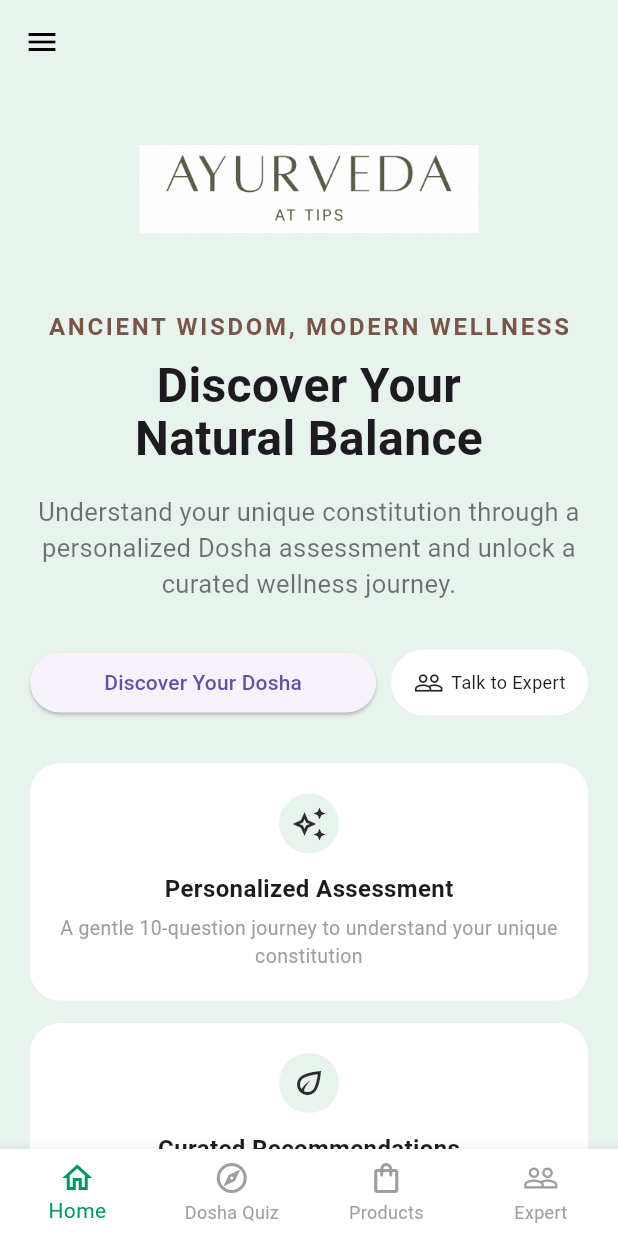
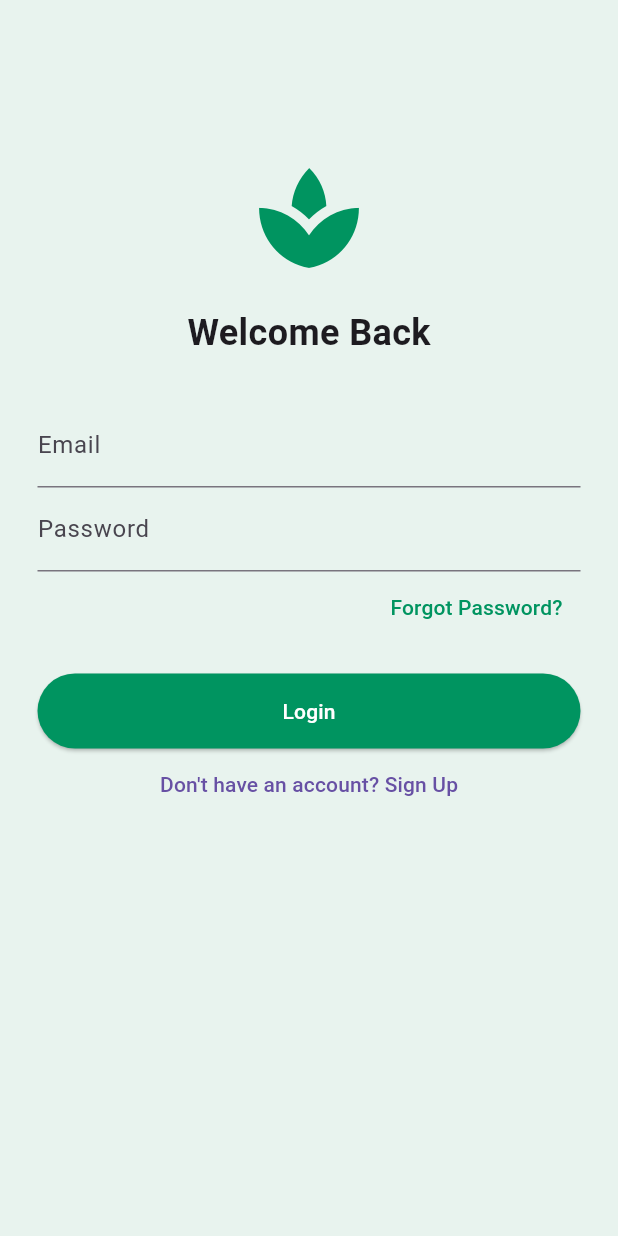
Before and after one commit to Aryan1500k/Ayurveda_at_tips, a Flutter app: the screen it shows after launch, on a phone screen of 412 x 824 dp. Run offline on Flutter 3.47's test engine with Material 3 defaults, Android fonts, the phone set to English and light mode, and no system bars; our stand-ins replace firebase_auth, firebase_core, google_fonts; accounts and stored records are empty.

Commit message:
feat: integrate Firebase Auth and 30-question Dosha quiz with results

```diff
--- /dev/null
+++ b/lib/auth_screen.dart
@@ -0,0 +1,121 @@
+import 'package:firebase_auth/firebase_auth.dart';
+import 'package:flutter/material.dart';
+
+class AuthScreen extends StatefulWidget {
+  const AuthScreen({super.key});
+
+  @override
+  State<AuthScreen> createState() => _AuthScreenState();
+}
+
+class _AuthScreenState extends State<AuthScreen> {
+  final _emailController = TextEditingController();
+  final _passwordController = TextEditingController();
+
+  // 1. Add loading state variable
+  bool _isLoading = false;
+  bool isLogin = true;
+
+  // 2. Password Reset Logic
+  Future<void> _resetPassword() async {
+    final email = _emailController.text.trim();
+    if (email.isEmpty) {
+      ScaffoldMessenger.of(context).showSnackBar(
+        const SnackBar(content: Text("Please enter your email to reset password")),
+      );
+      return;
+    }
+
+    try {
+      await FirebaseAuth.instance.sendPasswordResetEmail(email: email);
+      ScaffoldMessenger.of(context).showSnackBar(
+        const SnackBar(content: Text("Password reset link sent! Check your inbox.")),
+      );
+    } on FirebaseAuthException catch (e) {
+      ScaffoldMessenger.of(context).showSnackBar(
+        SnackBar(content: Text(e.message ?? "Error sending reset email")),
+      );
+    }
+  }
+
+  Future<void> _submitAuth() async {
+    // Start Loading
+    setState(() => _isLoading = true);
+
+    try {
+      if (isLogin) {
+        await FirebaseAuth.instance.signInWithEmailAndPassword(
+          email: _emailController.text.trim(),
+          password: _passwordController.text.trim(),
+        );
+      } else {
+        await FirebaseAuth.instance.createUserWithEmailAndPassword(
+          email: _emailController.text.trim(),
+          password: _passwordController.text.trim(),
+        );
+      }
+      if (mounted) Navigator.pushReplacementNamed(context, '/home');
+    } on FirebaseAuthException catch (e) {
+      ScaffoldMessenger.of(context).showSnackBar(
+        SnackBar(content: Text(e.message ?? "Authentication Error")),
+      );
+    } finally {
+      // Stop Loading
+      if (mounted) setState(() => _isLoading = false);
+    }
+  }
+
+  @override
+  Widget build(BuildContext context) {
+    return Scaffold(
+      backgroundColor: const Color(0xFFE8F3EE),
+      body: Padding(
+        padding: const EdgeInsets.all(25.0),
+        child: SingleChildScrollView( // Added scroll view to prevent keyboard overflow
+          child: Column(
+            mainAxisAlignment: MainAxisAlignment.center,
+            children: [
+              const SizedBox(height: 80),
+              const Icon(Icons.spa, size: 80, color: Color(0xFF009460)),
+              const SizedBox(height: 20),
+              Text(isLogin ? "Welcome Back" : "Create Account",
+                  style: const TextStyle(fontSize: 24, fontWeight: FontWeight.bold)),
+              const SizedBox(height: 30),
+              TextField(controller: _emailController, decoration: const InputDecoration(labelText: "Email")),
+              TextField(controller: _passwordController, obscureText: true, decoration: const InputDecoration(labelText: "Password")),
+
+              // 3. Add Forgot Password Button
+              if (isLogin)
+                Align(
+                  alignment: Alignment.centerRight,
+                  child: TextButton(
+                    onPressed: _resetPassword,
+                    child: const Text("Forgot Password?", style: TextStyle(color: Color(0xFF009460))),
+                  ),
+                ),
+
+              const SizedBox(height: 20),
+
+              // 4. Show Spinner or Button based on _isLoading
+              _isLoading
+                  ? const CircularProgressIndicator(color: Color(0xFF009460))
+                  : ElevatedButton(
+                style: ElevatedButton.styleFrom(
+                    backgroundColor: const Color(0xFF009460),
+                    minimumSize: const Size(double.infinity, 50)
+                ),
+                onPressed: _submitAuth,
+                child: Text(isLogin ? "Login" : "Sign Up", style: const TextStyle(color: Colors.white)),
+              ),
+
+              TextButton(
+                onPressed: () => setState(() => isLogin = !isLogin),
+                child: Text(isLogin ? "Don't have an account? Sign Up" : "Have an account? Login"),
+              )
+            ],
+          ),
+        ),
+      ),
+    );
+  }
+}
--- a/lib/main.dart
+++ b/lib/main.dart
@@ -1,4 +1,6 @@
 import 'package:flutter/material.dart';
+import 'package:firebase_core/firebase_core.dart'; // Add this
+import 'firebase_options.dart'; // This file is generated by FlutterFire CLI
 
 // --- Screen Imports ---
 import 'home_screen.dart';
@@ -10,8 +12,17 @@ import 'notification_screen.dart';
 import 'settings_screen.dart';
 import 'help_screen.dart';
 import 'about_screen.dart';
+import 'auth_screen.dart'; // Import your new Auth screen
 
-void main() {
+void main() async {
+  // Ensure Flutter bindings are initialized before Firebase
+  WidgetsFlutterBinding.ensureInitialized();
+
+  // Initialize Firebase with CLI-generated options
+  await Firebase.initializeApp(
+    options: DefaultFirebaseOptions.currentPlatform,
+  );
+
   runApp(const AyurvedaApp());
 }
 
@@ -22,16 +33,12 @@ class AyurvedaApp extends StatelessWidget {
   Widget build(BuildContext context) {
     return MaterialApp(
       debugShowCheckedModeBanner: false,
-      title: '',
+      title: 'Ayurveda At Tips',
       theme: ThemeData(
         primaryColor: const Color(0xFF009460),
-
-        // --- CHANGE 1: GLOBAL PISTACHIO BACKGROUND ---
         scaffoldBackgroundColor: const Color(0xFFE8F3EE),
-
-        // --- CHANGE 2: TRANSPARENT APP BAR ---
         appBarTheme: const AppBarTheme(
-          backgroundColor: Colors.transparent, // Blends with pistachio background
+          backgroundColor: Colors.transparent,
           elevation: 0,
           centerTitle: true,
           iconTheme: IconThemeData(color: Colors.black),
@@ -42,7 +49,13 @@ class AyurvedaApp extends StatelessWidget {
           ),
         ),
       ),
-      home: const MainNavigationWrapper(),
+      // Set AuthScreen as the starting point
+      home: const AuthScreen(),
+      // Define routes for easy navigation
+      routes: {
+        '/home': (context) => const MainNavigationWrapper(),
+        '/auth': (context) => const AuthScreen(),
+      },
     );
   }
 }
@@ -67,50 +80,36 @@ class _MainNavigationWrapperState extends State<MainNavigationWrapper> {
   @override
   Widget build(BuildContext context) {
     return Scaffold(
-      // AppBar now uses the transparent theme automatically
       appBar: AppBar(
-        title: const Text(""),
+        title: const Text("Ayurveda At Tips"),
       ),
-
       drawer: Drawer(
         child: Column(
           children: [
             DrawerHeader(
               decoration: const BoxDecoration(color: Color(0xFFE8F3EE)),
-              child: Center(
-                child: Column(
-                  mainAxisAlignment: MainAxisAlignment.center,
-                  children: [
-                    const SizedBox(height: 10),
-                    const Text("AYURVEDA At Tips", style: TextStyle(fontWeight: FontWeight.bold, letterSpacing: 2)),
-                  ],
-                ),
+              child: const Center(
+                child: Text("AYURVEDA At Tips",
+                    style: TextStyle(fontWeight: FontWeight.bold, letterSpacing: 2)),
               ),
             ),
-
             _buildDrawerItem(Icons.home_outlined, "Home", tabIndex: 0),
             _buildDrawerItem(Icons.person_outline, "Profile", destinationPage: const ProfileScreen()),
             _buildDrawerItem(Icons.notifications_none, "Notifications", destinationPage: const NotificationScreen()),
             _buildDrawerItem(Icons.settings_outlined, "Settings", destinationPage: const SettingsScreen()),
-
             const Divider(),
-
             _buildDrawerItem(Icons.help_outline, "Help", destinationPage: const HelpScreen()),
             _buildDrawerItem(Icons.info_outline, "About", destinationPage: const AboutScreen()),
-
             const Spacer(),
-
             _buildDrawerItem(Icons.logout, "Logout", isLogout: true),
             const SizedBox(height: 20),
           ],
         ),
       ),
-
       body: IndexedStack(
         index: _selectedIndex,
         children: _pages,
       ),
-
       bottomNavigationBar: BottomNavigationBar(
         currentIndex: _selectedIndex,
         onTap: (index) {
@@ -121,7 +120,6 @@ class _MainNavigationWrapperState extends State<MainNavigationWrapper> {
         type: BottomNavigationBarType.fixed,
         selectedItemColor: const Color(0xFF009460),
         unselectedItemColor: Colors.grey,
-        // Match the bottom bar to the background for a cleaner look
         backgroundColor: Colors.white,
         showUnselectedLabels: true,
         items: const [
@@ -137,25 +135,20 @@ class _MainNavigationWrapperState extends State<MainNavigationWrapper> {
   Widget _buildDrawerItem(IconData icon, String title, {int? tabIndex, Widget? destinationPage, bool isLogout = false}) {
     return ListTile(
       leading: Icon(icon, color: isLogout ? Colors.red : const Color(0xFF009460)),
-      title: Text(
-          title,
+      title: Text(title,
           style: TextStyle(
             color: isLogout ? Colors.red : Colors.black87,
             fontWeight: FontWeight.w500,
-          )
-      ),
+          )),
       onTap: () {
         Navigator.pop(context);
-
         if (isLogout) {
           _showLogoutDialog();
-        }
-        else if (tabIndex != null) {
+        } else if (tabIndex != null) {
           setState(() {
             _selectedIndex = tabIndex;
           });
-        }
-        else if (destinationPage != null) {
+        } else if (destinationPage != null) {
           Navigator.push(
             context,
             MaterialPageRoute(builder: (context) => destinationPage),
@@ -175,9 +168,12 @@ class _MainNavigationWrapperState extends State<MainNavigationWrapper> {
         actions: [
           TextButton(onPressed: () => Navigator.pop(context), child: const Text("Cancel")),
           TextButton(
-              onPressed: () => Navigator.pop(context),
-              child: const Text("Logout", style: TextStyle(color: Colors.red))
-          ),
+              onPressed: () {
+                // Return to Auth screen on logout
+                Navigator.pop(context);
+                Navigator.pushReplacementNamed(context, '/auth');
+              },
+              child: const Text("Logout", style: TextStyle(color: Colors.red))),
         ],
       ),
     );
--- a/pubspec.yaml
+++ b/pubspec.yaml
@@ -31,6 +31,9 @@ dependencies:
   flutter:
     sdk: flutter
   google_fonts: ^6.1.0
+  firebase_core: ^3.0.0
+  firebase_auth: ^5.0.0
+  google_sign_in: ^6.2.1
 
   # The following adds the Cupertino Icons font to your application.
   # Use with the CupertinoIcons class for iOS style icons.
```
Also changed, not shown: lib/models/quiz_model.dart (+262 -61 lines), lib/quiz_screen.dart (added, +169 -0 lines), firebase.json (added), lib/firebase_options.dart (added), pubspec.lock, 6 other files.
